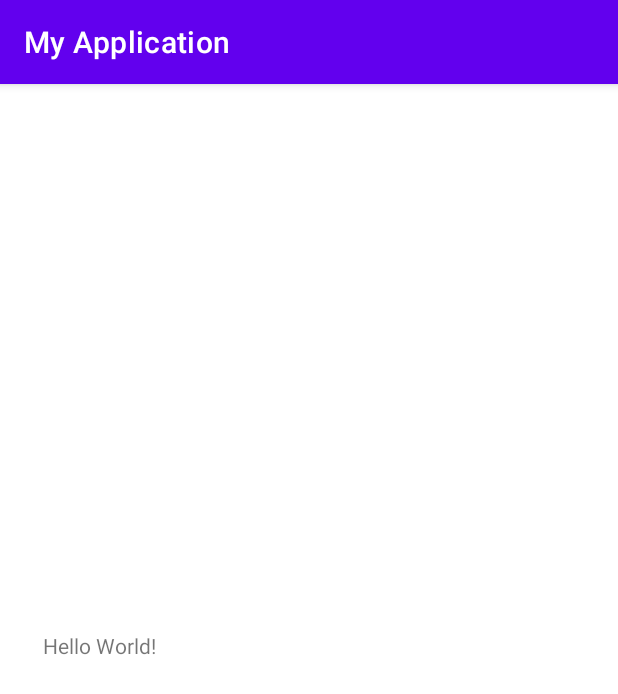
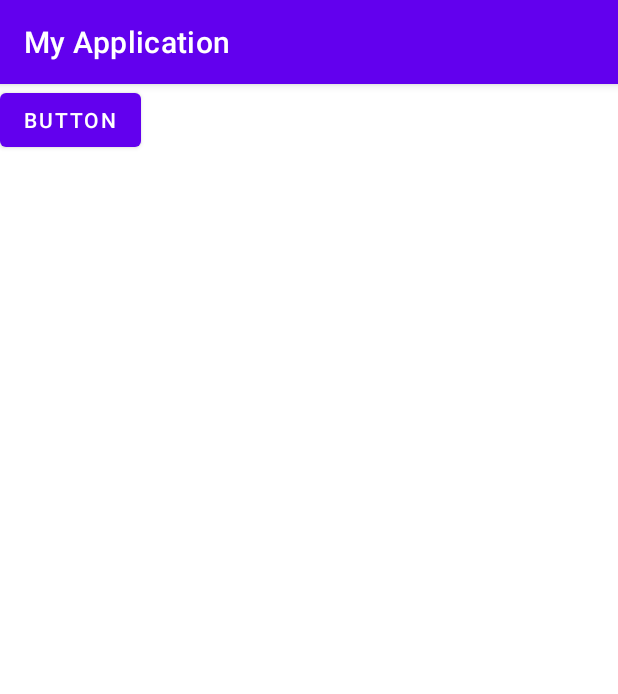
Before and after one commit to Vanhieu08072000/code, an Android app: the screen it shows after launch (MainActivity), on a phone screen of 412 x 824 dp. Shown: the top 694 px of the screen. Run offline under Robolectric (Android 15) with nearby library versions, the phone set to English and light mode, and no system bars.

Commit message:
first commit

```diff
--- a/app/src/main/res/layout/activity_main.xml
+++ b/app/src/main/res/layout/activity_main.xml
@@ -7,14 +7,11 @@
     app:layoutDescription="@xml/activity_main_scene"
     tools:context=".MainActivity">
 
-    <TextView
-        android:id="@+id/textView"
+    <Button
+        android:id="@+id/button"
         android:layout_width="wrap_content"
         android:layout_height="wrap_content"
-        android:text="Hello World!"
-        app:layout_constraintBottom_toBottomOf="parent"
-        app:layout_constraintLeft_toLeftOf="parent"
-        app:layout_constraintRight_toRightOf="parent"
-        app:layout_constraintTop_toTopOf="parent" />
-
+        android:text="Button"
+        tools:layout_editor_absoluteX="159dp"
+        tools:layout_editor_absoluteY="261dp" />
 </androidx.constraintlayout.motion.widget.MotionLayout>
--- a/app/src/main/res/xml/activity_main_scene.xml
+++ b/app/src/main/res/xml/activity_main_scene.xml
@@ -11,28 +11,7 @@
        </KeyFrameSet>
     </Transition>
 
-    <ConstraintSet android:id="@+id/start">
-        <Constraint
-            motion:layout_constraintVertical_bias="0.487"
-            android:layout_height="wrap_content"
-            motion:layout_constraintTop_toTopOf="parent"
-            motion:layout_constraintBottom_toBottomOf="parent"
-            motion:layout_constraintHorizontal_bias="0.086"
-            motion:layout_constraintLeft_toLeftOf="parent"
-            motion:layout_constraintRight_toRightOf="parent"
-            android:layout_width="wrap_content"
-            android:id="@+id/textView" />
-    </ConstraintSet>
+    <ConstraintSet android:id="@+id/start"></ConstraintSet>
 
-    <ConstraintSet android:id="@+id/end">
-        <Constraint
-            android:layout_height="wrap_content"
-            motion:layout_constraintTop_toTopOf="parent"
-            motion:layout_constraintBottom_toBottomOf="parent"
-            motion:layout_constraintHorizontal_bias="0.982"
-            motion:layout_constraintLeft_toLeftOf="parent"
-            motion:layout_constraintRight_toRightOf="parent"
-            android:layout_width="wrap_content"
-            android:id="@+id/textView" />
-    </ConstraintSet>
+    <ConstraintSet android:id="@+id/end"></ConstraintSet>
 </MotionScene>
```
